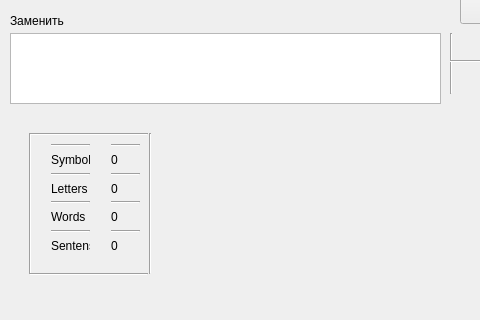
Bogdan20000/classworks, file text-analuzer/mainwindow.ui: the form before one commit; both pictures show x 0 to 480 and y 274 to 594 of the 892 by 594 pixel window.
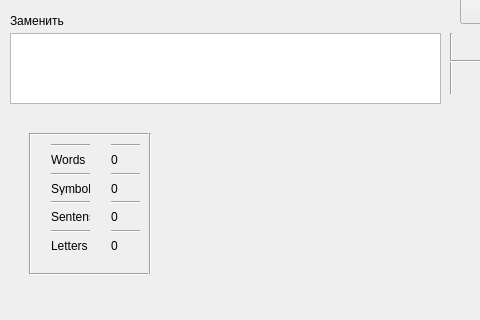
The form after the commit.

Commit message: Added text analyzer functions

Patch:
```diff
--- a/text-analuzer/mainwindow.ui
+++ b/text-analuzer/mainwindow.ui
@@ -233,7 +233,7 @@
      <item>
       <widget class="QLabel" name="label_4">
        <property name="text">
-        <string>Symbols</string>
+        <string>Words</string>
        </property>
       </widget>
      </item>
@@ -247,7 +247,7 @@
      <item>
       <widget class="QLabel" name="label_5">
        <property name="text">
-        <string>Letters</string>
+        <string>Symbols</string>
        </property>
       </widget>
      </item>
@@ -261,7 +261,7 @@
      <item>
       <widget class="QLabel" name="label_3">
        <property name="text">
-        <string>Words</string>
+        <string>Sentenses</string>
        </property>
       </widget>
      </item>
@@ -275,7 +275,7 @@
      <item>
       <widget class="QLabel" name="label_2">
        <property name="text">
-        <string>Sentenses</string>
+        <string>Letters</string>
        </property>
       </widget>
      </item>
```
The commit also changes 1 other file.
